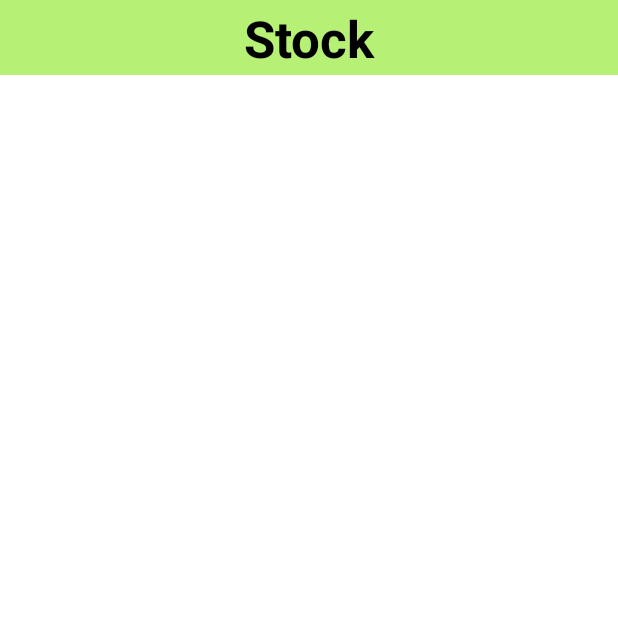
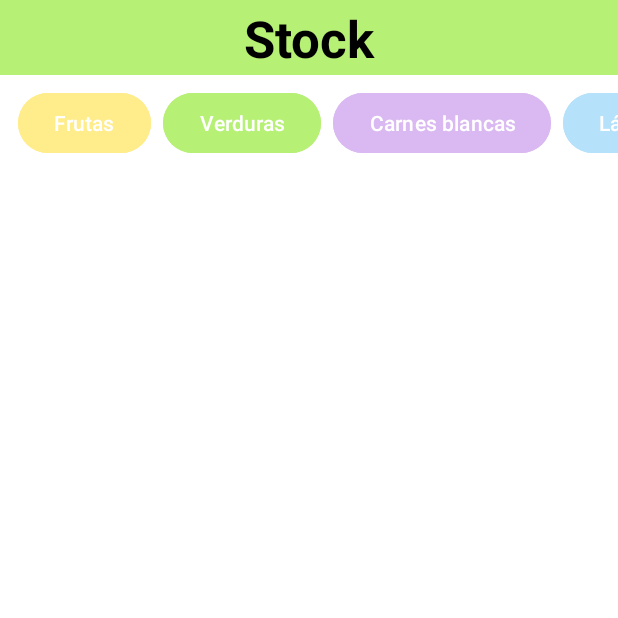
Before and after one commit to Necroo1/parcial1-am-acn4av-saracho, an Android app: the screen it shows after launch (MainActivity), on a phone screen of 412 x 824 dp, the top half of it. Run offline under Robolectric (Android 15) with nearby library versions, the phone set to English and light mode, and no system bars.

Commit message:
feat: Add string resources for category buttons, implement button layout with horizontal scrolling

```diff
--- a/app/src/main/res/layout/activity_main.xml
+++ b/app/src/main/res/layout/activity_main.xml
@@ -31,5 +31,64 @@
             app:layout_constraintBottom_toBottomOf="parent" />
 
     </androidx.constraintlayout.widget.ConstraintLayout>
+    <HorizontalScrollView
+        android:id="@+id/categories_scroll_view"
+        android:layout_width="0dp"
+        android:layout_height="wrap_content"
+        android:layout_marginTop="8dp"
+        android:scrollbars="none"
+        app:layout_constraintTop_toBottomOf="@+id/title_bar"
+        app:layout_constraintStart_toStartOf="parent"
+        app:layout_constraintEnd_toEndOf="parent">
 
+        <LinearLayout
+            android:id="@+id/categories_layout"
+            android:layout_width="wrap_content"
+            android:layout_height="wrap_content"
+            android:orientation="horizontal"
+            android:paddingHorizontal="8dp">
+
+            <Button
+                android:id="@+id/category_fruits_button"
+                android:layout_width="wrap_content"
+                android:layout_height="wrap_content"
+                android:layout_marginHorizontal="4dp"
+                android:backgroundTint="@color/secondary_yellow"
+                android:text="@string/category_fruits" />
+
+            <Button
+                android:id="@+id/category_vegetables_button"
+                android:layout_width="wrap_content"
+                android:layout_height="wrap_content"
+                android:layout_marginHorizontal="4dp"
+                android:backgroundTint="@color/primary_green"
+                android:text="@string/category_vegetables" />
+
+            <Button
+                android:id="@+id/category_white_meats_button"
+                android:layout_width="wrap_content"
+                android:layout_height="wrap_content"
+                android:layout_marginHorizontal="4dp"
+                android:backgroundTint="@color/tertiary_purple"
+                android:text="@string/category_white_meats" />
+
+            <Button
+                android:id="@+id/category_dairy_button"
+                android:layout_width="wrap_content"
+                android:layout_height="wrap_content"
+                android:layout_marginHorizontal="4dp"
+                android:backgroundTint="@color/accent_blue"
+                android:text="@string/category_dairy" />
+
+            <Button
+                android:id="@+id/category_red_meats_button"
+                android:layout_width="wrap_content"
+                android:layout_height="wrap_content"
+                android:layout_marginHorizontal="4dp"
+                android:backgroundTint="@color/black"
+                android:text="@string/category_red_meats" />
+
+        </LinearLayout>
+
+    </HorizontalScrollView>
 </androidx.constraintlayout.widget.ConstraintLayout>
--- a/app/src/main/res/values/strings.xml
+++ b/app/src/main/res/values/strings.xml
@@ -1,4 +1,9 @@
 <resources>
     <string name="app_name">parcial1-am-acn4av-saracho</string>
     <string name="stock">Stock</string>
+    <string name="category_fruits">Frutas</string>
+    <string name="category_vegetables">Verduras</string>
+    <string name="category_white_meats">Carnes blancas</string>
+    <string name="category_dairy">Lácteos</string>
+    <string name="category_red_meats">Carnes rojas</string>
 </resources>
```
